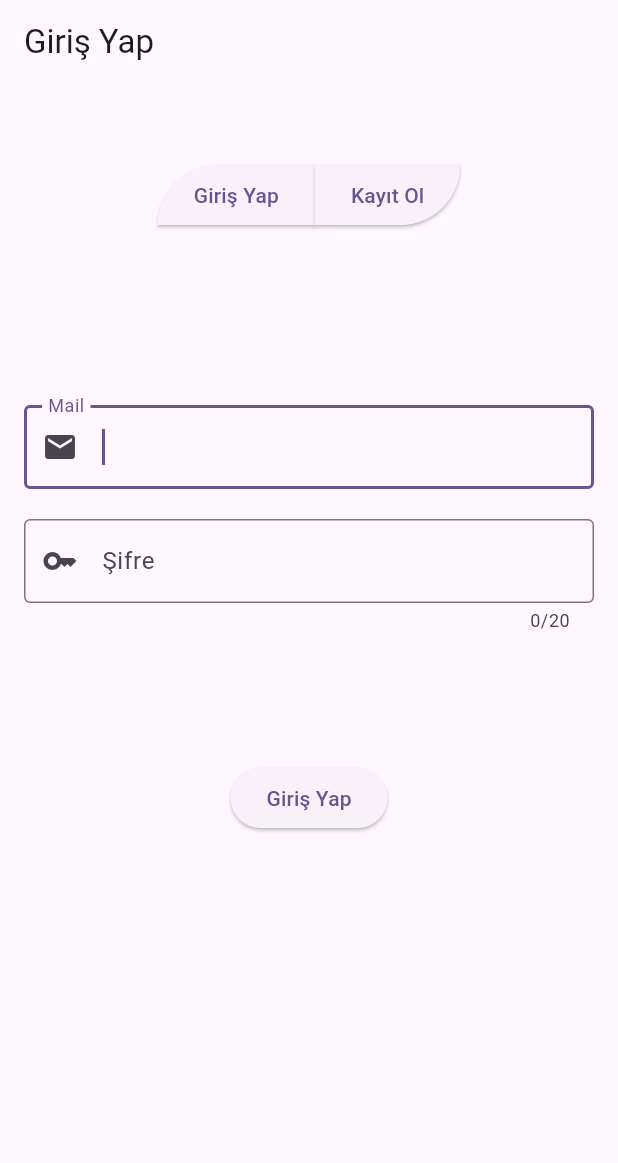
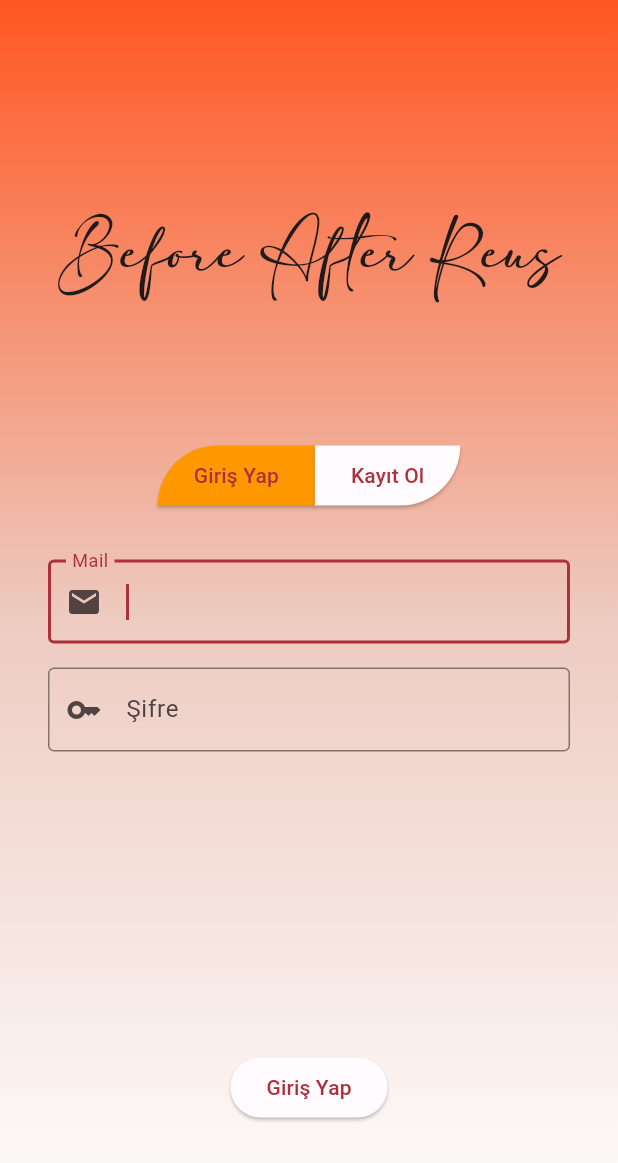
Before and after one commit to muratalarcin/photo_share, a Flutter app: the screen it shows after launch, on a phone screen of 412 x 824 dp. Shown: the top 1163 px of the screen. Run offline on Flutter 3.47's test engine with Material 3 defaults, Android fonts, the phone set to English and light mode, and no system bars.

Commit message:
login page design

```diff
--- /dev/null
+++ b/lib/drawable/colors/colors.dart
@@ -0,0 +1,69 @@
+import 'package:flutter/material.dart';
+
+const lightColorScheme = ColorScheme(
+  brightness: Brightness.light,
+  primary: Color(0xFFAC313C),
+  onPrimary: Color(0xFFFFFFFF),
+  primaryContainer: Color(0xFFFFDAD9),
+  onPrimaryContainer: Color(0xFF400009),
+  secondary: Color(0xFF775656),
+  onSecondary: Color(0xFFFFFFFF),
+  secondaryContainer: Color(0xFFFFDAD9),
+  onSecondaryContainer: Color(0xFF2C1515),
+  tertiary: Color(0xFF755A2F),
+  onTertiary: Color(0xFFFFFFFF),
+  tertiaryContainer: Color(0xFFFFDEAE),
+  onTertiaryContainer: Color(0xFF281800),
+  error: Color(0xFFBA1A1A),
+  errorContainer: Color(0xFFFFDAD6),
+  onError: Color(0xFFFFFFFF),
+  onErrorContainer: Color(0xFF410002),
+  background: Color(0xFFFFFBFF),
+  onBackground: Color(0xFF201A1A),
+  surface: Color(0xFFFFFBFF),
+  onSurface: Color(0xFF201A1A),
+  surfaceVariant: Color(0xFFF4DDDC),
+  onSurfaceVariant: Color(0xFF524343),
+  outline: Color(0xFF857372),
+  onInverseSurface: Color(0xFFFBEEED),
+  inverseSurface: Color(0xFF362F2E),
+  inversePrimary: Color(0xFFFFB3B3),
+  shadow: Color(0xFF000000),
+  surfaceTint: Color(0xFFAC313C),
+  outlineVariant: Color(0xFFD7C1C1),
+  scrim: Color(0xFF000000),
+);
+
+const darkColorScheme = ColorScheme(
+  brightness: Brightness.dark,
+  primary: Color(0xFFFFB3B3),
+  onPrimary: Color(0xFF680014),
+  primaryContainer: Color(0xFF8B1826),
+  onPrimaryContainer: Color(0xFFFFDAD9),
+  secondary: Color(0xFFE6BDBC),
+  onSecondary: Color(0xFF442929),
+  secondaryContainer: Color(0xFF5D3F3F),
+  onSecondaryContainer: Color(0xFFFFDAD9),
+  tertiary: Color(0xFFE5C18D),
+  onTertiary: Color(0xFF422C05),
+  tertiaryContainer: Color(0xFF5B421A),
+  onTertiaryContainer: Color(0xFFFFDEAE),
+  error: Color(0xFFFFB4AB),
+  errorContainer: Color(0xFF93000A),
+  onError: Color(0xFF690005),
+  onErrorContainer: Color(0xFFFFDAD6),
+  background: Color(0xFF201A1A),
+  onBackground: Color(0xFFECE0DF),
+  surface: Color(0xFF201A1A),
+  onSurface: Color(0xFFECE0DF),
+  surfaceVariant: Color(0xFF524343),
+  onSurfaceVariant: Color(0xFFD7C1C1),
+  outline: Color(0xFFA08C8C),
+  onInverseSurface: Color(0xFF201A1A),
+  inverseSurface: Color(0xFFECE0DF),
+  inversePrimary: Color(0xFFAC313C),
+  shadow: Color(0xFF000000),
+  surfaceTint: Color(0xFFFFB3B3),
+  outlineVariant: Color(0xFF524343),
+  scrim: Color(0xFF000000),
+);
--- a/lib/drawable/strings/strings.dart
+++ b/lib/drawable/strings/strings.dart
@@ -4,4 +4,5 @@ class LanguageItems {
   static const passwordTitle = "Şifre";
   static const log_in = "Giriş Yap";
   static const sign_in = "Kayıt Ol";
+  static const authenticatinon_title = "Before After Reus";
 }
--- a/lib/main.dart
+++ b/lib/main.dart
@@ -1,4 +1,5 @@
 import 'package:flutter/material.dart';
+import 'package:videoshare/drawable/colors/colors.dart';
 import 'package:videoshare/ui/authentication/login_page.dart';
 
 void main() {
@@ -12,11 +13,10 @@ class MyApp extends StatelessWidget {
   @override
   Widget build(BuildContext context) {
     return MaterialApp(
+      debugShowCheckedModeBanner: false,
       title: 'Flutter Demo',
-      theme: ThemeData(
-        colorScheme: ColorScheme.fromSeed(seedColor: Colors.deepPurple),
-        useMaterial3: true,
-      ),
+      theme: ThemeData(useMaterial3: true, colorScheme: lightColorScheme),
+      darkTheme: ThemeData(useMaterial3: true, colorScheme: darkColorScheme),
       home: const LoginPage(),
     );
   }
--- a/lib/ui/authentication/login_page.dart
+++ b/lib/ui/authentication/login_page.dart
@@ -1,5 +1,4 @@
 import 'package:flutter/material.dart';
-import 'package:flutter/services.dart';
 import 'package:videoshare/drawable/strings/strings.dart';
 
 class LoginPage extends StatefulWidget {
@@ -10,64 +9,41 @@ class LoginPage extends StatefulWidget {
 }
 
 class _LoginPageState extends State<LoginPage> {
-  final key = GlobalKey<FormState>(); // Form key'i eklendi
-  final focusNodeTextFieldOne = FocusNode();
-  final focusNodeTextFieldTwo = FocusNode();
-
+  final key = GlobalKey<FormState>();
+  final String _titleName = 'adelia';
   @override
   Widget build(BuildContext context) {
     return Scaffold(
-      appBar: AppBar(
-        title: const Text(LanguageItems.log_in),
+      resizeToAvoidBottomInset: false,
+      body: Container(
+        decoration: BoxDecoration(
+          gradient: _pageGradientColor(),
         ),
-      body: Column(
+        child: Column(
           children: [
-          const SizedBox(
-            height: 50,
+            _SpaceSize().spaceMiddle,
+            Text(
+              LanguageItems.authenticatinon_title,
+              style: _titleFont(),
             ),
+            _SpaceSize().spaceShort,
             Row(
               mainAxisAlignment: MainAxisAlignment.center,
               children: [
-              _log_in_navigation_button(),
-              _sign_in_navigation_button(),
+                _TopButtons().logInButton,
+                _TopButtons().signInButton,
               ],
             ),
-          const SizedBox(
-            height: 100,
-          ),
             Form(
-            key: key, // Form key'i eklendi
+              key: key,
+              child: Padding(
+                padding: _Padding().fieldPadding,
                 child: Column(
                   children: [
-                Padding(
-                  padding: const EdgeInsets.all(16.0),
-                  child: Column(
-                    children: [
-                      TextFormField(
-                        keyboardType: TextInputType.emailAddress,
-                        autofocus: true,
-                        autofillHints: const [AutofillHints.email],
-                        focusNode: focusNodeTextFieldOne,
-                        textInputAction: TextInputAction.next,
-                        decoration: _InputDecarotor().emailInput,
-                      ),
-                      const SizedBox(
-                        height: 20,
-                      ),
-                      TextFormField(
-                        maxLength: 20,
-                        keyboardType: TextInputType.visiblePassword,
-                        autofillHints: const [AutofillHints.password],
-                        focusNode: focusNodeTextFieldTwo,
-                        textInputAction: TextInputAction.next,
-                        decoration: _InputDecarotor().passwordInput,
-                      ),
-                    ],
-                  ),
-                ),
-                const SizedBox(
-                  height: 70,
-                ),
+                    _MyFields().emailField,
+                    _SpaceSize().fieldSpace,
+                    _MyFields().passwordField,
+                    _SpaceSize().spaceLong,
                     ElevatedButton(
                       onPressed: () {
                         if (key.currentState!.validate()) {
@@ -80,37 +56,97 @@ class _LoginPageState extends State<LoginPage> {
                   ],
                 ),
               ),
+            ),
           ],
+        ),
       ),
     );
   }
 
-  ElevatedButton _sign_in_navigation_button() {
-    return ElevatedButton(
+  TextStyle _titleFont() => const TextStyle(fontSize: 30, fontFamily: 'adelia');
+
+  LinearGradient _pageGradientColor() {
+    return const LinearGradient(
+      begin: Alignment.topCenter,
+      end: Alignment.bottomCenter,
+      colors: [
+        Colors.deepOrange,
+        Color(0xFFEDCBC0),
+        Colors.white,
+      ],
+    );
+  }
+}
+
+class _TopButtons {
+  final logInButton = ElevatedButton(
+    onPressed: () {},
+    style: ElevatedButton.styleFrom(
+      shape: const RoundedRectangleBorder(
+        borderRadius: BorderRadius.only(
+          topLeft: Radius.circular(50),
+        ),
+      ),
+      backgroundColor: Colors.orange,
+    ),
+    child: const Text(
+      LanguageItems.log_in,
+    ),
+  );
+
+  final signInButton = ElevatedButton(
     onPressed: () {},
     style: ElevatedButton.styleFrom(
       shape: const RoundedRectangleBorder(
         borderRadius: BorderRadius.only(
           bottomRight: Radius.circular(50),
-      ))),
+        ),
+      ),
+    ),
     child: const Text(LanguageItems.sign_in),
   );
 }
 
-  ElevatedButton _log_in_navigation_button() {
-    return ElevatedButton(
-      onPressed: () {},
-      style: ElevatedButton.styleFrom(
-          shape: const RoundedRectangleBorder(
-              borderRadius: BorderRadius.only(
-        topLeft: Radius.circular(50),
-      ))),
-      child: const Text(LanguageItems.log_in),
+class _MyFields {
+  final emailField = TextFormField(
+    keyboardType: TextInputType.emailAddress,
+    autofocus: true,
+    autofillHints: const [AutofillHints.email],
+    focusNode: FocusNode(),
+    textInputAction: TextInputAction.next,
+    decoration: _InputDecorator().emailInput,
+  );
+
+  final passwordField = TextFormField(
+    keyboardType: TextInputType.visiblePassword,
+    obscureText: true,
+    autofillHints: const [AutofillHints.password],
+    focusNode: FocusNode(),
+    textInputAction: TextInputAction.next,
+    decoration: _InputDecorator().passwordInput,
   );
 }
+
+class _Padding {
+  final fieldPadding = const EdgeInsets.all(32.0);
 }
 
-class _InputDecarotor {
+class _SpaceSize {
+  final fieldSpace = const SizedBox(
+    height: 16,
+  );
+  final spaceShort = const SizedBox(
+    height: 100,
+  );
+  final spaceMiddle = const SizedBox(
+    height: 150,
+  );
+  final spaceLong = const SizedBox(
+    height: 200,
+  );
+}
+
+class _InputDecorator {
   final emailInput = const InputDecoration(
     prefixIcon: Icon(Icons.mail),
     border: OutlineInputBorder(),
```
Also changed, not shown: pubspec.yaml (+10 -11 lines), assets/fonts/adelia.ttf (added), pubspec.lock, 1 other file. Lines whose indentation alone changed are shown as unchanged.
